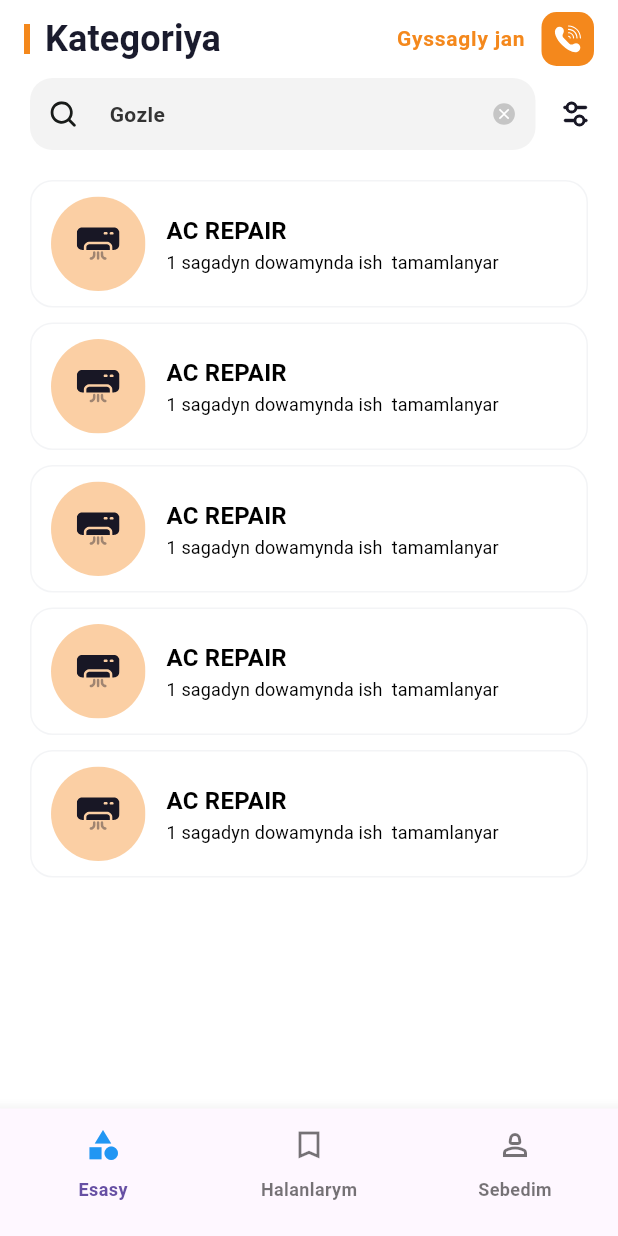
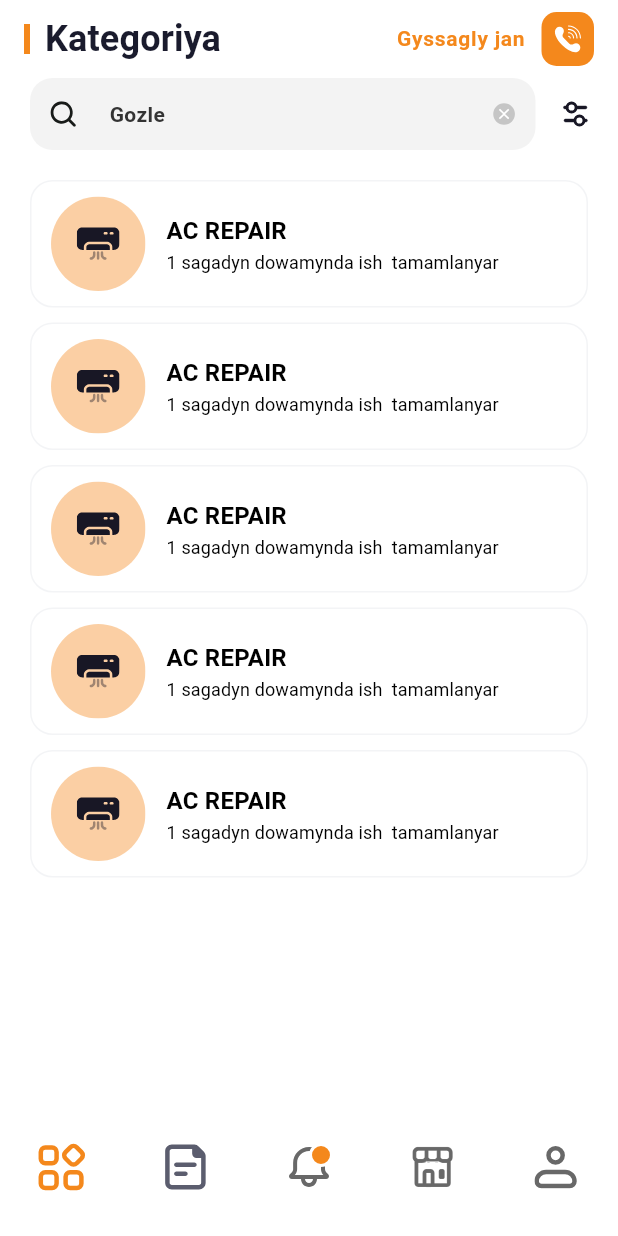
Before and after one commit to Yagshymyradov/Ussat-App, a Flutter app: the screen it shows after launch, on a phone screen of 412 x 824 dp. Run offline on Flutter 3.47's test engine with Material 3 defaults, Android fonts, the phone set to English and light mode, and no system bars; our stand-ins replace flutter_svg.

Commit message:
changed bottom navigation

```diff
--- a/lib/screens/main_screen.dart
+++ b/lib/screens/main_screen.dart
@@ -1,5 +1,7 @@
 import 'package:flutter/material.dart';
 
+import '../utils/assets.dart';
+import '../utils/theme.dart';
 import 'home_screen/homa_screen.dart';
 
 class MainScreen extends StatefulWidget {
@@ -14,6 +16,8 @@ class _MainScreenState extends State<MainScreen> {
     const HomeScreen(),
     Container(),
     Container(),
+    Container(),
+    Container(),
   ];
 
   int currentIndex = 0;
@@ -22,9 +26,7 @@ class _MainScreenState extends State<MainScreen> {
   Widget build(BuildContext context) {
     return Scaffold(
       body: pages[currentIndex],
-      bottomNavigationBar: SizedBox(
-        height: 85,
-        child: Theme(
+      bottomNavigationBar: Theme(
         data: ThemeData(
           splashColor: Colors.transparent,
           highlightColor: Colors.transparent,
@@ -36,36 +38,37 @@ class _MainScreenState extends State<MainScreen> {
               //no-op
             });
           },
-            useLegacyColorScheme: false,
+          elevation: 0,
+          backgroundColor: AppColors.whiteColor,
           currentIndex: currentIndex,
           type: BottomNavigationBarType.fixed,
-            selectedFontSize: 12,
-            selectedLabelStyle: const TextStyle(
-              fontWeight: FontWeight.w600,
-              height: 3,
-            ),
-            unselectedLabelStyle: const TextStyle(
-              fontWeight: FontWeight.w600,
-              height: 3,
-            ),
-            items: const [
+          items: [
             BottomNavigationBarItem(
-                icon: Icon(Icons.category),
-                label: 'Esasy',
-                activeIcon: Icon(Icons.category, color: Colors.blue,),
+              icon: AppIcons.category.svgPicture(),
+              label: '',
+              activeIcon: AppIcons.category.svgPicture(color: AppColors.orangeColor),
             ),
             BottomNavigationBarItem(
-                icon: Icon(Icons.bookmark_border_sharp),
-                label: 'Halanlarym',
-                activeIcon: Icon(Icons.bookmark_border_sharp, color: Colors.blue,),
+              icon: AppIcons.history.svgPicture(),
+              label: '',
+              activeIcon: AppIcons.history.svgPicture(color: AppColors.orangeColor),
             ),
             BottomNavigationBarItem(
-                icon: Icon(Icons.person_2_outlined),
-                label: 'Sebedim',
-                activeIcon: Icon(Icons.person_2_outlined, color: Colors.blue,),
+              icon: AppIcons.notification.svgPicture(),
+              label: '',
+              activeIcon: AppIcons.notification.svgPicture(color: AppColors.orangeColor),
+            ),
+            BottomNavigationBarItem(
+              icon: AppIcons.products.svgPicture(),
+              label: '',
+              activeIcon: AppIcons.products.svgPicture(color: AppColors.orangeColor),
+            ),
+            BottomNavigationBarItem(
+              icon: AppIcons.person.svgPicture(),
+              label: '',
+              activeIcon: AppIcons.person.svgPicture(color: AppColors.orangeColor),
             ),
           ],
-          ),
         ),
       ),
     );
--- a/lib/utils/theme.dart
+++ b/lib/utils/theme.dart
@@ -16,9 +16,6 @@ class AppTheme {
     bottomNavigationBarTheme: const BottomNavigationBarThemeData(
       elevation: 0,
       backgroundColor: AppColors.whiteColor,
-      selectedItemColor: AppColors.orangeColor,
-      unselectedItemColor: AppColors.easyDarkGreyColor,
-      selectedLabelStyle: TextStyle(height: 4),
     ),
     elevatedButtonTheme: ElevatedButtonThemeData(
       style: ButtonStyle(
```
Lines whose indentation alone changed are shown as unchanged.
